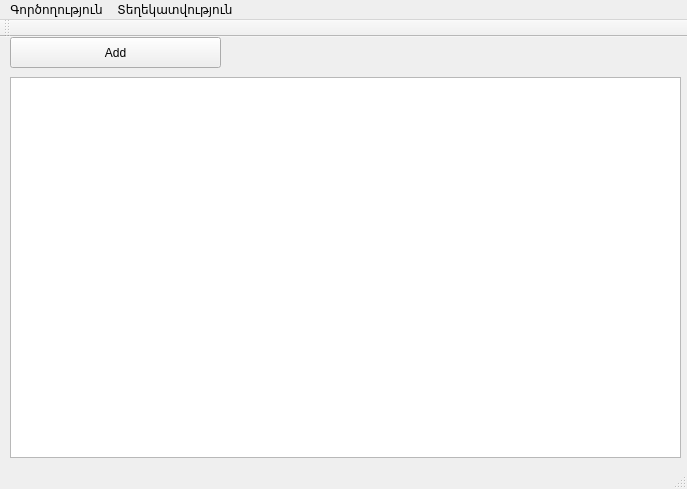
This is mainwindow.ui in AndranikHovhannisyan/Tourniquets as Qt 5 draws it before an edit. The edited form follows.
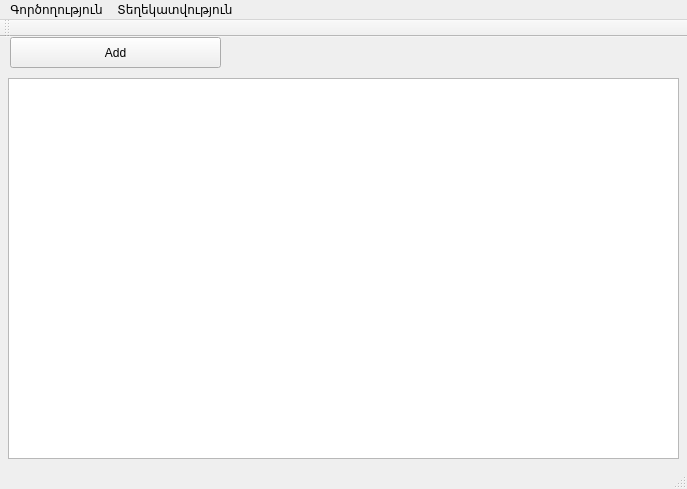
This is the edited form.

What changed in the file:
```diff
--- a/mainwindow.ui
+++ b/mainwindow.ui
@@ -14,16 +14,6 @@
    <string>MainWindow</string>
   </property>
   <widget class="QWidget" name="centralWidget">
-   <widget class="QTableView" name="tableView">
-    <property name="geometry">
-     <rect>
-      <x>10</x>
-      <y>40</y>
-      <width>671</width>
-      <height>381</height>
-     </rect>
-    </property>
-   </widget>
    <widget class="QPushButton" name="addButton">
     <property name="geometry">
      <rect>
@@ -37,6 +27,16 @@
      <string>Add</string>
     </property>
    </widget>
+   <widget class="QTableView" name="tableView">
+    <property name="geometry">
+     <rect>
+      <x>8</x>
+      <y>41</y>
+      <width>671</width>
+      <height>381</height>
+     </rect>
+    </property>
+   </widget>
   </widget>
   <widget class="QMenuBar" name="menuBar">
    <property name="geometry">
```
